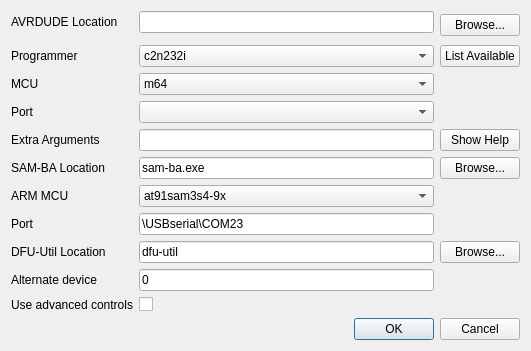
The window that companion/src/burnconfigdialog.ui (opentx/opentx) describes before a commit, drawn with Qt 5.
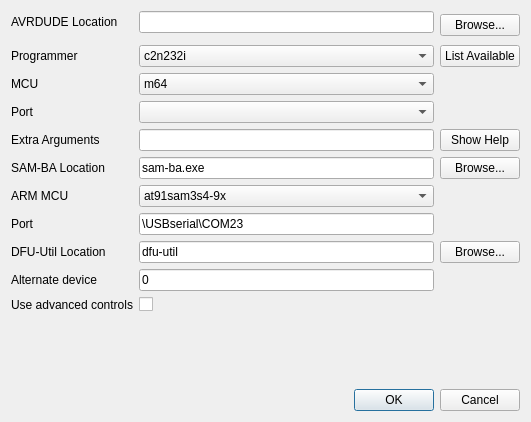
The same window after the commit. Icons and pictures are not drawn.

What changed in the file:
```diff
--- a/companion/src/burnconfigdialog.ui
+++ b/companion/src/burnconfigdialog.ui
@@ -7,7 +7,7 @@
     <x>0</x>
     <y>0</y>
     <width>531</width>
-    <height>335</height>
+    <height>422</height>
    </rect>
   </property>
   <property name="sizePolicy">
```
Left out of the diff: 8 changed lines with no effect on the pictures.
